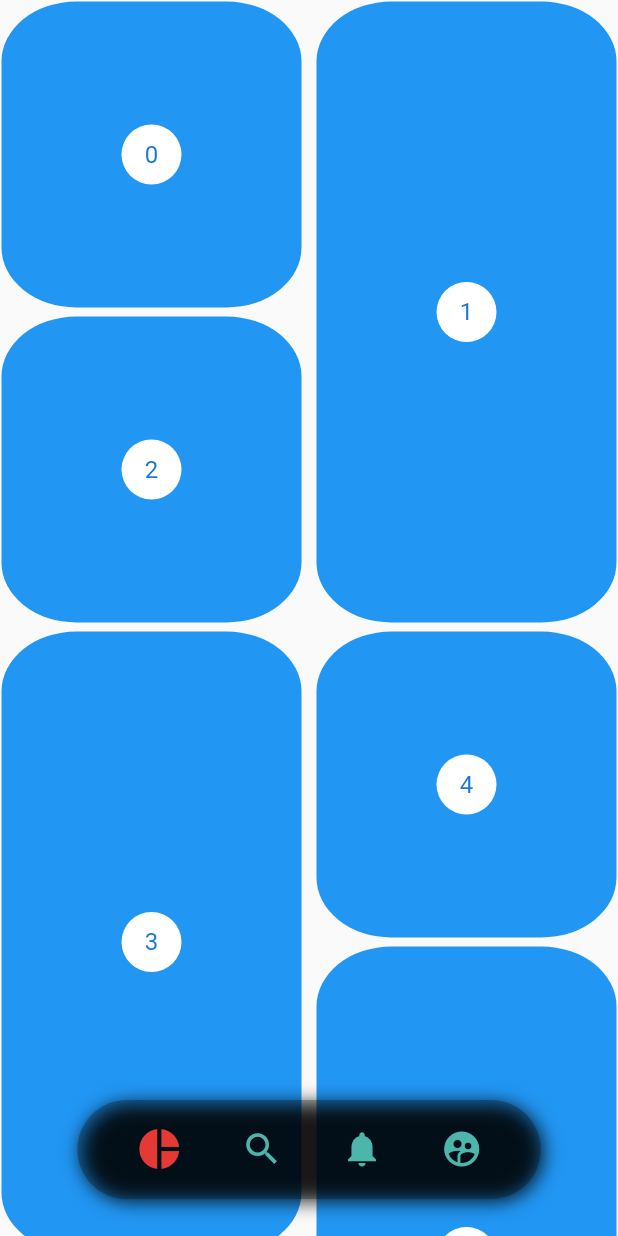
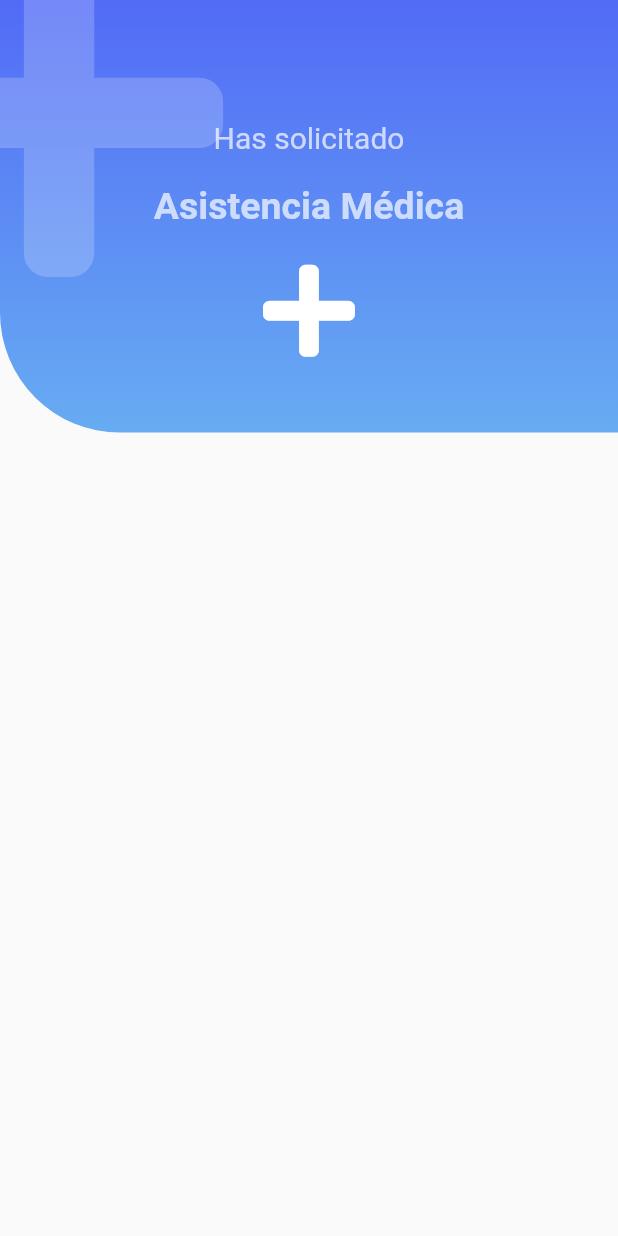
Before and after one commit to CrisMEDev/Flutter-Designs_and_animations, a Flutter app: the screen it shows after launch, on a phone screen of 412 x 824 dp. Run offline on Flutter 3.47's test engine with Material 2 defaults, Android fonts, the phone set to English and light mode, and no system bars; our stand-ins replace flutter_svg, font_awesome_flutter.

Commit message:
Se creó el header con icono y gradiente

```diff
--- a/lib/main.dart
+++ b/lib/main.dart
@@ -1,6 +1,7 @@
 import 'package:flutter/material.dart';
 
-import 'package:backgrounds_custom_painter/src/pages/pinterest_page.dart';
+import 'package:backgrounds_custom_painter/src/pages/emergency_page.dart';
+// import 'package:backgrounds_custom_painter/src/pages/pinterest_page.dart';
 // import 'package:backgrounds_custom_painter/src/pages/slideshows_page.dart';
 // import 'package:backgrounds_custom_painter/labs/slideshow_page.dart';
 // import 'package:backgrounds_custom_painter/src/pages/graficas_circualres_page.dart';
@@ -16,7 +17,7 @@ class MyApp extends StatelessWidget {
     return MaterialApp(
       debugShowCheckedModeBanner: false,
       title: 'Diseños app',
-      home: PinterestPage(),
+      home: EmergencyPage(),
     );
   }
 }
--- /dev/null
+++ b/lib/src/pages/emergency_page.dart
@@ -0,0 +1,11 @@
+import 'package:backgrounds_custom_painter/src/widgets/headers.dart';
+import 'package:flutter/material.dart';
+
+class EmergencyPage extends StatelessWidget {
+  @override
+  Widget build(BuildContext context) {
+    return Scaffold(
+      body: IconHeader(),
+    );
+  }
+}
--- a/lib/src/widgets/headers.dart
+++ b/lib/src/widgets/headers.dart
@@ -1,4 +1,6 @@
 import 'package:flutter/material.dart';
+
+import 'package:font_awesome_flutter/font_awesome_flutter.dart';
 
 class HeaderCuadrado extends StatelessWidget {
   @override
@@ -309,3 +311,58 @@ class _HeaderWavesGradientPainter extends CustomPainter{
   }
 
 }
+
+class IconHeader extends StatelessWidget {
+  @override
+  Widget build(BuildContext context) {
+
+    final Color colorBlanco = Colors.white.withOpacity(0.7);
+
+    return Stack(
+      children: [
+        _IconHeaderBackground(),
+        Positioned(
+          top: -50.0,
+          left: -70.0,
+          child: FaIcon( FontAwesomeIcons.plus, size: 250, color: Colors.white.withOpacity(0.2), ),
+        ),
+        Column(
+          children: [
+            SizedBox(height: 80.0, width: double.infinity,),  // Como los widgets están centrados en base al mas largo se usa
+                                                              // el double.infinity aqui
+            Text('Has solicitado', style: TextStyle( fontSize: 20.0, color: colorBlanco )),
+            SizedBox(height: 20.0),
+            Text('Asistencia Médica', style: TextStyle( fontSize: 25.0, color: colorBlanco, fontWeight: FontWeight.bold )),
+            SizedBox(height: 20.0),
+            FaIcon( FontAwesomeIcons.plus, size: 70, color: Colors.white)
+          ],
+        )
+      ],
+    );
+  }
+}
+
+class _IconHeaderBackground extends StatelessWidget {
+  const _IconHeaderBackground();
+
+  @override
+  Widget build(BuildContext context) {
+    return Container(
+      width: double.infinity,
+      height: MediaQuery.of(context).size.height * 0.35,
+
+      decoration: BoxDecoration(
+        // color: Colors.red,
+        borderRadius: BorderRadius.only( bottomLeft: Radius.circular(80.0) ),
+        gradient: LinearGradient(
+          begin: Alignment.topCenter,
+          end: Alignment.bottomCenter,
+          colors: [
+            Color(0xFF526BF6),
+            Color(0xFF67ACF2),
+          ]
+        )
+      ),
+    );
+  }
+}
--- a/pubspec.yaml
+++ b/pubspec.yaml
@@ -31,6 +31,7 @@ dependencies:
   flutter_svg: ^0.21.0
   provider: ^5.0.0
   flutter_staggered_grid_view: ^0.3.4
+  font_awesome_flutter: ^9.0.0
 
 dev_dependencies:
   flutter_test:
```
Also changed, not shown: pubspec.lock.
